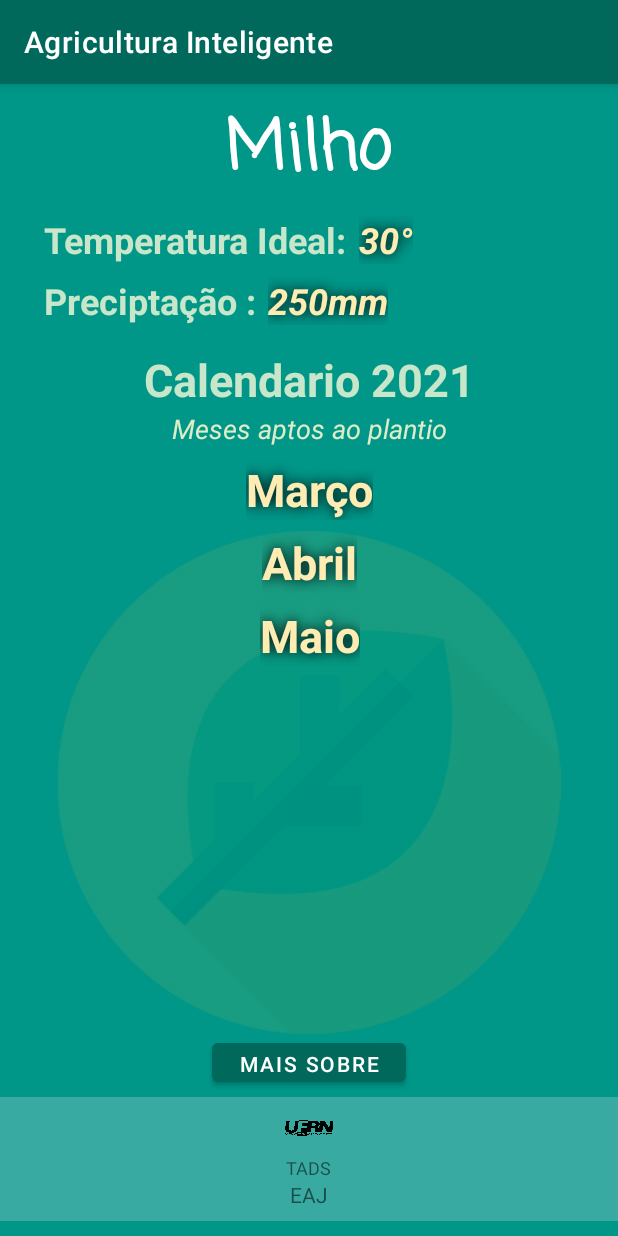
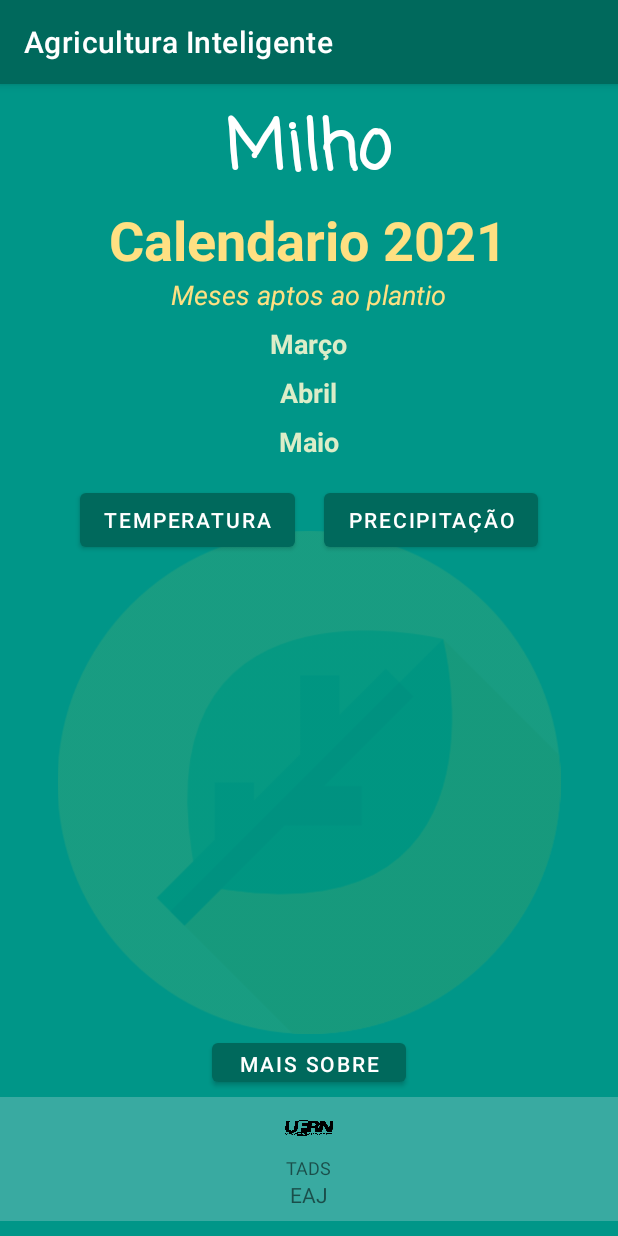
Before and after one commit to v0ltmx/AgriculturaInteligente, an Android app: the Milho screen opened directly, with no data from a screen before it, on a phone screen of 412 x 824 dp. Run offline under Robolectric (Android 15) with nearby library versions, the phone set to English and light mode, and no system bars; our stand-ins replace data binding.

Commit message:
Botoes adicionados na tela

```diff
--- a/app/src/main/java/com/example/agriculturainteligente/MainActivity.kt
+++ b/app/src/main/java/com/example/agriculturainteligente/MainActivity.kt
@@ -21,7 +21,7 @@ import java.util.*
 class MainActivity : AppCompatActivity() {
     lateinit var binding: ActivityMainBinding
     val CIDADE: String = "macaiba,br"
-    val API: String = ""   //API Agricultura Inteligente PA1 - TADS UFRN - By Lucas Gabriel
+    val API: String = "9f75659236a7316c845fb341a3dff409"   //API Agricultura Inteligente PA1 - TADS UFRN - By Lucas Gabriel
     override fun onCreate(savedInstanceState: Bundle?) {
         super.onCreate(savedInstanceState)
         setContentView(R.layout.activity_main)
--- a/app/src/main/res/layout/activity_milho.xml
+++ b/app/src/main/res/layout/activity_milho.xml
@@ -119,66 +119,51 @@
                 app:layout_constraintStart_toStartOf="parent"
                 app:srcCompat="@drawable/folhabg" />
 
-            <TextView
-                android:id="@+id/textView2"
+            <Button
+                android:id="@+id/botaoTemperatura6"
                 android:layout_width="wrap_content"
                 android:layout_height="wrap_content"
-                android:layout_marginTop="8dp"
-                android:text="Temperatura Ideal:"
-                android:textColor="#C8E6C9"
-                android:textSize="24sp"
-                android:textStyle="bold"
+                android:layout_marginStart="50dp"
+                android:layout_marginTop="16dp"
+                android:layout_marginEnd="8dp"
+                android:gravity="center"
+                android:text="Temperatura"
+                app:layout_constraintEnd_toStartOf="@+id/botaoTemperatura7"
+                app:layout_constraintStart_toStartOf="parent"
+                app:layout_constraintTop_toBottomOf="@+id/textView14" />
+
+            <Button
+                android:id="@+id/botaoTemperatura7"
+                android:layout_width="wrap_content"
+                android:layout_height="wrap_content"
+                android:layout_marginStart="8dp"
+                android:layout_marginTop="16dp"
+                android:layout_marginEnd="50dp"
+                android:gravity="center"
+                android:text="Precipitação"
                 app:layout_constraintEnd_toEndOf="parent"
-                app:layout_constraintHorizontal_bias="0.14"
-                app:layout_constraintStart_toStartOf="parent"
-                app:layout_constraintTop_toBottomOf="@+id/addressContainer" />
+                app:layout_constraintStart_toEndOf="@+id/botaoTemperatura6"
+                app:layout_constraintTop_toBottomOf="@+id/textView14" />
 
             <TextView
                 android:id="@+id/textView3"
                 android:layout_width="wrap_content"
                 android:layout_height="wrap_content"
-                android:layout_marginTop="16dp"
                 android:text="Calendario 2021"
-                android:textColor="#C8E6C9"
-                android:textSize="30sp"
+                android:textColor="#FFE082"
+                android:textSize="36sp"
                 android:textStyle="bold"
                 app:layout_constraintEnd_toEndOf="parent"
+                app:layout_constraintHorizontal_bias="0.497"
                 app:layout_constraintStart_toStartOf="parent"
-                app:layout_constraintTop_toBottomOf="@+id/textView9" />
-
-            <TextView
-                android:id="@+id/textView6"
-                android:layout_width="wrap_content"
-                android:layout_height="wrap_content"
-                android:layout_marginTop="8dp"
-                android:text="Preciptação :"
-                android:textColor="#C8E6C9"
-                android:textSize="24sp"
-                android:textStyle="bold"
-                app:layout_constraintStart_toStartOf="@+id/textView2"
-                app:layout_constraintTop_toBottomOf="@+id/textView2" />
-
-            <TextView
-                android:id="@+id/textView7"
-                android:layout_width="wrap_content"
-                android:layout_height="wrap_content"
-                android:layout_marginStart="8dp"
-                android:shadowColor="#000000"
-                android:shadowRadius="10"
-                android:text="30°"
-                android:textColor="#FFECB3"
-                android:textSize="24sp"
-                android:textStyle="bold|italic"
-                app:layout_constraintBottom_toBottomOf="@+id/textView2"
-                app:layout_constraintStart_toEndOf="@+id/textView2"
-                app:layout_constraintTop_toTopOf="@+id/textView2" />
+                app:layout_constraintTop_toBottomOf="@+id/addressContainer" />
 
             <TextView
                 android:id="@+id/textView8"
                 android:layout_width="wrap_content"
                 android:layout_height="wrap_content"
                 android:text="Meses aptos ao plantio"
-                android:textColor="#DCEDC8"
+                android:textColor="#FFE082"
                 android:textSize="18sp"
                 android:textStyle="italic"
                 app:layout_constraintEnd_toEndOf="@+id/textView3"
@@ -186,31 +171,16 @@
                 app:layout_constraintTop_toBottomOf="@+id/textView3" />
 
             <TextView
-                android:id="@+id/textView9"
-                android:layout_width="wrap_content"
-                android:layout_height="wrap_content"
-                android:layout_marginStart="8dp"
-                android:shadowColor="#000000"
-                android:shadowRadius="10"
-                android:text="250mm"
-                android:textColor="#FFECB3"
-                android:textSize="24sp"
-                android:textStyle="bold|italic"
-                app:layout_constraintBottom_toBottomOf="@+id/textView6"
-                app:layout_constraintStart_toEndOf="@+id/textView6"
-                app:layout_constraintTop_toTopOf="@+id/textView6" />
-
-            <TextView
                 android:id="@+id/textView11"
                 android:layout_width="wrap_content"
                 android:layout_height="wrap_content"
                 android:layout_marginTop="8dp"
                 android:background="#00150303"
-                android:shadowColor="#000000"
+                android:shadowColor="#00000000"
                 android:shadowRadius="10"
                 android:text="Março"
-                android:textColor="#FFECB3"
-                android:textSize="30sp"
+                android:textColor="#DCEDC8"
+                android:textSize="18sp"
                 android:textStyle="bold"
                 app:layout_constraintEnd_toEndOf="@+id/textView8"
                 app:layout_constraintStart_toStartOf="@+id/textView8"
@@ -222,11 +192,11 @@
                 android:layout_height="wrap_content"
                 android:layout_marginTop="8dp"
                 android:background="#00150303"
-                android:shadowColor="#000000"
+                android:shadowColor="#00000000"
                 android:shadowRadius="10"
                 android:text="Abril"
-                android:textColor="#FFECB3"
-                android:textSize="30sp"
+                android:textColor="#DCEDC8"
+                android:textSize="18sp"
                 android:textStyle="bold"
                 app:layout_constraintEnd_toEndOf="@+id/textView11"
                 app:layout_constraintStart_toStartOf="@+id/textView11"
@@ -238,11 +208,11 @@
                 android:layout_height="wrap_content"
                 android:layout_marginTop="8dp"
                 android:background="#00150303"
-                android:shadowColor="#000000"
+                android:shadowColor="#00000000"
                 android:shadowRadius="10"
                 android:text="Maio"
-                android:textColor="#FFECB3"
-                android:textSize="30sp"
+                android:textColor="#DCEDC8"
+                android:textSize="18sp"
                 android:textStyle="bold"
                 app:layout_constraintEnd_toEndOf="@+id/textView13"
                 app:layout_constraintStart_toStartOf="@+id/textView13"
```
Also changed, not shown: app/src/main/res/layout/activity_feijao.xml (+36 -67 lines), app/src/main/res/layout/activity_mandioca.xml (+34 -60 lines).
